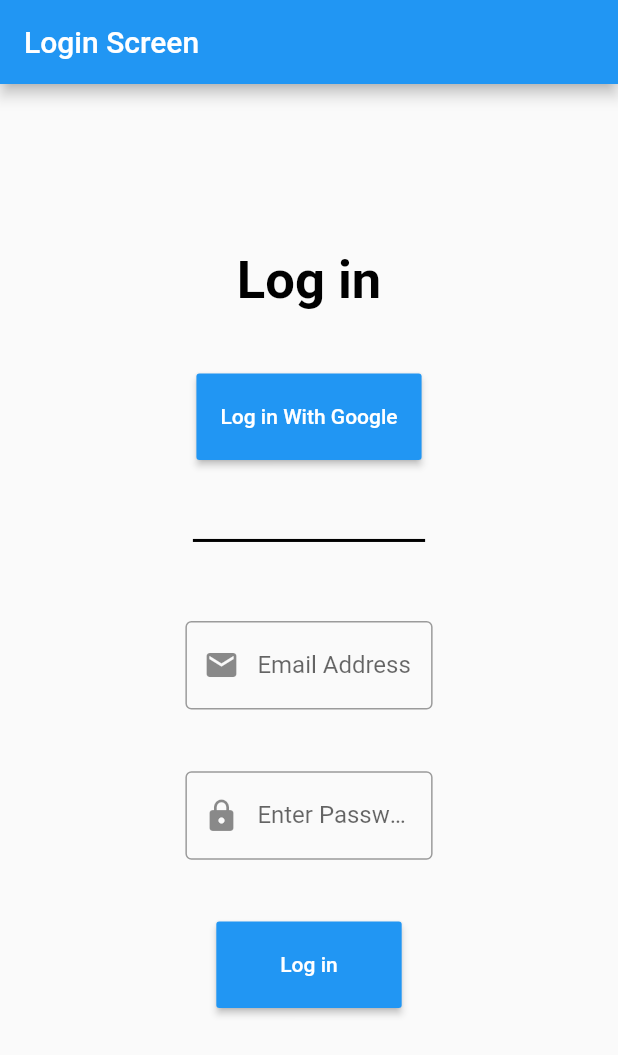
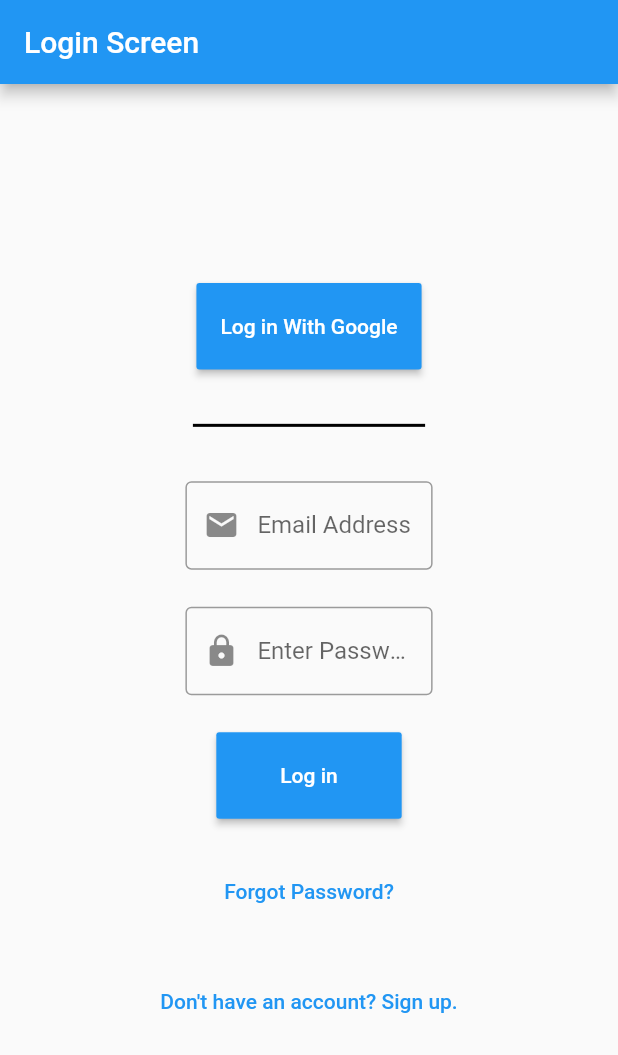
Before and after one commit to IT314-Group-34/IT314_project_34, a Flutter app: the screen it shows after launch, after a tap on "Login", on a phone screen of 412 x 824 dp. Shown: the top 1055 px of the screen. Run offline on Flutter 3.47's test engine with Material 2 defaults, Android fonts, the phone set to English and light mode, and no system bars; our stand-ins replace firebase_core; accounts and stored records are empty.

Commit message:
made login page responsive and error handling while login

```diff
--- a/where_should_you_live/lib/login.dart
+++ b/where_should_you_live/lib/login.dart
@@ -1,4 +1,6 @@
 import 'package:flutter/material.dart';
+
+import 'auth.dart';
 
 void main() {
   runApp(const Login());
@@ -12,6 +14,23 @@ class Login extends StatefulWidget {
 }
 
 class _MyAppState extends State<Login> {
+  late TextEditingController _emailController;
+  late TextEditingController _passwordController;
+  final formKey = GlobalKey<FormState>();
+  @override
+  initState() {
+    _emailController = TextEditingController();
+    _passwordController = TextEditingController();
+    super.initState();
+  }
+
+  @override
+  void dispose() {
+    _emailController.dispose();
+    _passwordController.dispose();
+    super.dispose();
+  }
+
   bool passenable = true;
   @override
   Widget build(BuildContext context) {
@@ -27,23 +46,18 @@ class _MyAppState extends State<Login> {
           mainAxisAlignment: MainAxisAlignment.center,
           crossAxisAlignment: CrossAxisAlignment.center,
           children: [
-            const Text(
-              'Log in',
-              style: TextStyle(
-                fontSize: 35,
-                color: Colors.black,
-                fontWeight: FontWeight.bold,
-              ),
-            ),
             Padding(
               padding: EdgeInsets.symmetric(vertical: screenHeight * 0.05),
               child: Form(
+                  key: formKey,
                   child: Column(
                     children: [
                       Center(
                         child: MaterialButton(
                           minWidth: screenWidth * 0.3,
-                      onPressed: () {},
+                          onPressed: () {
+                            signInWithGoogle(context);
+                          },
                           color: Colors.blue,
                           height: MediaQuery.of(context).size.height * 0.07,
                           textColor: Colors.white,
@@ -51,11 +65,11 @@ class _MyAppState extends State<Login> {
                         ),
                       ),
                       SizedBox(
-                    height: screenHeight * 0.05,
+                        height: screenHeight * 0.03,
                       ),
                       SizedBox(
                         width: screenWidth * 0.4,
-                    child: Divider(
+                        child: const Divider(
                           color: Colors.black,
                           height: 25,
                           thickness: 2,
@@ -64,12 +78,13 @@ class _MyAppState extends State<Login> {
                         ),
                       ),
                       SizedBox(
-                    height: screenHeight * 0.05,
+                        height: screenHeight * 0.03,
                       ),
                       SizedBox(
                         width: screenWidth * 0.4,
                         child: TextFormField(
                             keyboardType: TextInputType.emailAddress,
+                            controller: _emailController,
                             decoration: const InputDecoration(
                               labelText: 'Email Address',
                               hintText: 'Enter Email Id',
@@ -84,13 +99,14 @@ class _MyAppState extends State<Login> {
                             }),
                       ),
                       SizedBox(
-                    height: screenHeight * 0.05,
+                        height: screenHeight * 0.03,
                       ),
                       SizedBox(
                         width: screenWidth * 0.4,
                         child: TextFormField(
                             obscureText:
                                 passenable, //if passenable == true, show **, else show password character
+                            controller: _passwordController,
                             decoration: const InputDecoration(
                               hintText: "Password",
                               labelText: "Enter Password",
@@ -98,19 +114,53 @@ class _MyAppState extends State<Login> {
                               border: OutlineInputBorder(),
                               //eye icon if passenable = true, else, Icon is ***__
                             ),
-                    ),
+                            onChanged: (String value) {},
+                            validator: (value) {
+                              return value!.isEmpty
+                                  ? 'Please Enter password'
+                                  : null;
+                            }),
                       ),
                       SizedBox(
-                    height: screenHeight * 0.05,
+                        height: screenHeight * 0.03,
                       ),
                       MaterialButton(
                         minWidth: screenWidth * 0.3,
-                    onPressed: () {},
+                        onPressed: () async {
+                          // Validate returns true if the form is valid, or false otherwise.
+                          if (formKey.currentState!.validate()) {
+                            // If the form is valid, display a snackbar. In the real world,
+                            // you'd often call a server or save the information in a database.
+                            ScaffoldMessenger.of(context).showSnackBar(
+                              const SnackBar(content: Text('Processing Data')),
+                            );
+                            await loginWithEmail(context, _emailController.text,
+                                _passwordController.text);
+                          }
+                        },
                         color: Colors.blue,
                         height: MediaQuery.of(context).size.height * 0.07,
                         textColor: Colors.white,
                         child: const Text('Log in'),
                       ),
+                      SizedBox(
+                        height: screenHeight * 0.03,
+                      ),
+                      TextButton(
+                          onPressed: () => {
+                                Navigator.pushReplacementNamed(
+                                    context, '/forgotPassword'),
+                              },
+                          child: Text('Forgot Password?')),
+                      SizedBox(
+                        height: screenHeight * 0.03,
+                      ),
+                      TextButton(
+                          onPressed: () => {
+                                Navigator.pushReplacementNamed(
+                                    context, '/signup'),
+                              },
+                          child: Text('Don\'t have an account? Sign up.'))
                     ],
                   )),
             )
--- a/where_should_you_live/lib/main.dart
+++ b/where_should_you_live/lib/main.dart
@@ -1,6 +1,7 @@
 import 'package:firebase_core/firebase_core.dart';
 import 'package:flutter/material.dart';
 import 'package:where_should_you_live/firebase_options.dart';
+import 'forgotPassword.dart';
 import './signup.dart';
 import './login.dart';
 
@@ -8,10 +9,12 @@ void main() async {
   WidgetsFlutterBinding.ensureInitialized();
   await Firebase.initializeApp(options: DefaultFirebaseOptions.currentPlatform);
   runApp(MaterialApp(
-    home: MyHomePage(),
+    home: const MyHomePage(),
     routes: {
       '/signup': (context) => const signUp(),
       '/login': (context) => const Login(),
+      '/home': (context) => const MyHomePage(),
+      '/forgotPassword': (context) => ForgotPasswordScreen(),
     },
   ));
 }
@@ -40,11 +43,13 @@ class MainApp extends StatelessWidget {
 }
 
 class MyHomePage extends StatelessWidget {
+  const MyHomePage({super.key});
+
   @override
   Widget build(BuildContext context) {
     return Scaffold(
       appBar: AppBar(
-        title: Text('Homepage'),
+        title: const Text('Homepage'),
       ),
       body: Center(
         child: Column(
@@ -57,9 +62,9 @@ class MyHomePage extends StatelessWidget {
                   MaterialPageRoute(builder: (context) => const signUp()),
                 )
               },
-              child: Text('Sign Up'),
+              child: const Text('Sign Up'),
             ),
-            SizedBox(height: 16),
+            const SizedBox(height: 16),
             ElevatedButton(
               onPressed: () => {
                 Navigator.push(
@@ -67,7 +72,7 @@ class MyHomePage extends StatelessWidget {
                   MaterialPageRoute(builder: (context) => const Login()),
                 ),
               },
-              child: Text('Login'),
+              child: const Text('Login'),
             ),
           ],
         ),
```
Lines whose indentation alone changed are shown as unchanged.
